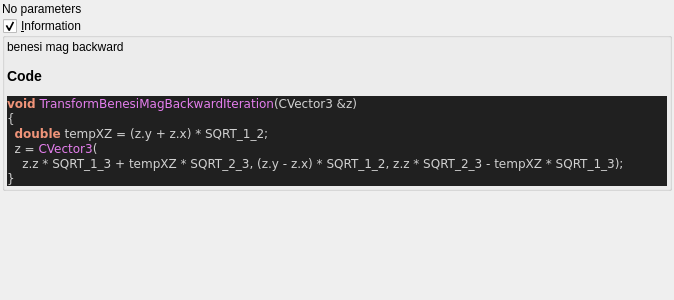
First picture: the form in mandelbulber2/qt_data/fractal_transf_benesi_mag_backward.ui, repository buddhi1980/mandelbulber2, before the edit.
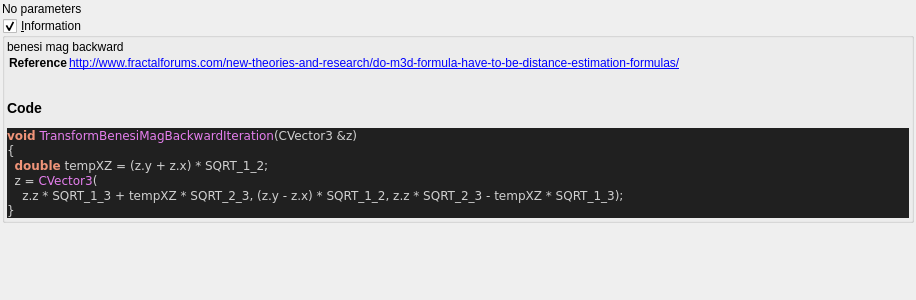
Second picture: the form after the edit. Custom widgets are drawn as their Qt base class.

Commit message:
formula ui - finished refactoring
- added tabstopps, german and modified all formulas
(I am so glad, that i am done with this :) )

Patch:
```diff
--- a/mandelbulber2/qt_data/fractal_transf_benesi_mag_backward.ui
+++ b/mandelbulber2/qt_data/fractal_transf_benesi_mag_backward.ui
@@ -6,7 +6,7 @@
    <rect>
     <x>0</x>
     <y>0</y>
-    <width>674</width>
+    <width>916</width>
     <height>300</height>
    </rect>
   </property>
@@ -70,6 +70,8 @@
        <widget class="QLabel" name="label_code_content">
         <property name="text">
          <string notr="true">&lt;p&gt;benesi mag backward&lt;/p&gt;&lt;table&gt;
+&lt;tr&gt;&lt;th&gt;Reference&lt;/th&gt;&lt;td&gt;&lt;a href=&quot;http://www.fractalforums.com/new-theories-and-research/do-m3d-formula-have-to-be-distance-estimation-formulas/&quot;&gt;http://www.fractalforums.com/new-theories-and-research/do-m3d-formula-have-to-be-distance-estimation-formulas/&lt;br&gt;
+&lt;/td&gt;&lt;/tr&gt;
 &lt;/table&gt;
 &lt;h3&gt;Code&lt;/h3&gt;
 &lt;body style=&quot;background-color:#202020&quot;&gt;
```
Left out of the diff: 5 changed lines with no effect on the pictures. The commit also changes 77 other files.
